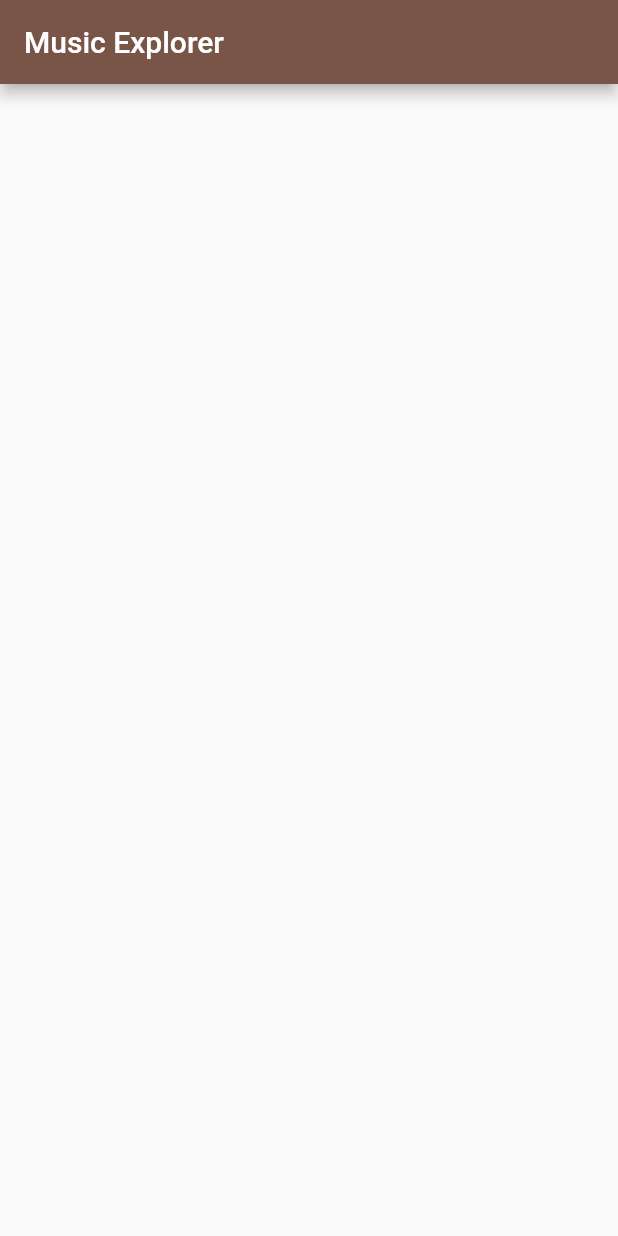
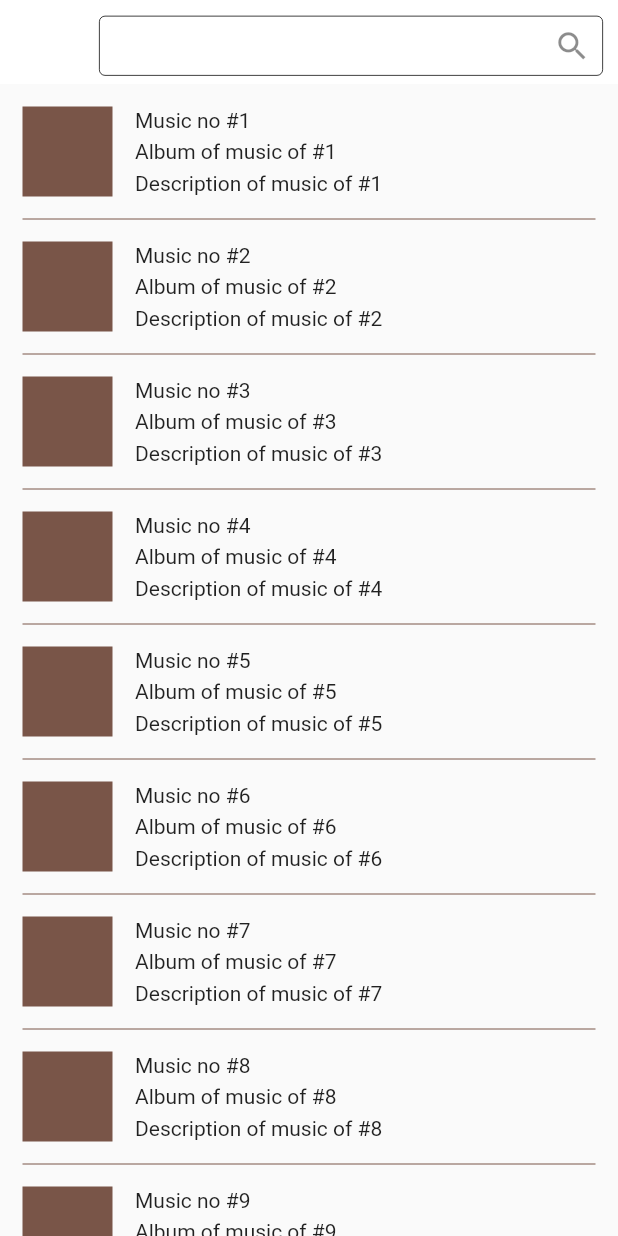
Before and after one commit to yorihutagalung/music-explorer, a Flutter app: the HomePage screen opened directly, on a phone screen of 412 x 824 dp. Run offline on Flutter 3.47's test engine with Material 2 defaults, Android fonts, the phone set to English and light mode, and no system bars; statements that could not run were skipped.

Commit message:
Create routing, create and update home page UI

```diff
--- a/lib/src/presentation/music_explorer_app.dart
+++ b/lib/src/presentation/music_explorer_app.dart
@@ -1,5 +1,5 @@
 import 'package:flutter/material.dart';
-import 'package:music_explorer/src/presentation/pages/index.dart';
+import 'package:music_explorer/src/presentation/router.dart';
 
 class MusicExplorerApp extends StatelessWidget {
   const MusicExplorerApp({Key? key}) : super(key: key);
@@ -13,7 +13,8 @@ class MusicExplorerApp extends StatelessWidget {
       child: MaterialApp(
         title: 'Music Explorer',
         theme: ThemeData(primarySwatch: Colors.brown),
-        home: const HomePage(),
+        routes: AppRouter.routes,
+        initialRoute: AppRouter.initialRoute,
       ),
     );
   }
--- a/lib/src/presentation/pages/home_page/home_page.dart
+++ b/lib/src/presentation/pages/home_page/home_page.dart
@@ -1,4 +1,8 @@
 import 'package:flutter/material.dart';
+import 'package:music_explorer/src/presentation/utils/ui_helper.dart';
+
+part 'widgets/search_field.dart';
+part 'widgets/music_list.dart';
 
 class HomePage extends StatelessWidget {
   const HomePage({Key? key}) : super(key: key);
@@ -7,8 +11,12 @@ class HomePage extends StatelessWidget {
   Widget build(BuildContext context) {
     return Scaffold(
       appBar: AppBar(
-        title: const Text("Music Explorer"),
+        backgroundColor: Colors.white,
+        elevation: 0,
+        titleSpacing: 0,
+        title: const _SearchField(),
       ),
+      body: const _MusicList(),
     );
   }
 }
--- /dev/null
+++ b/lib/src/presentation/pages/home_page/widgets/music_list.dart
@@ -0,0 +1,55 @@
+part of '../home_page.dart';
+
+class _MusicList extends StatelessWidget {
+  const _MusicList({Key? key}) : super(key: key);
+
+  @override
+  Widget build(BuildContext context) {
+    return ListView.separated(
+      itemCount: 20,
+      separatorBuilder: (context, _) => Padding(
+        padding: EdgeInsets.symmetric(horizontal: UiGap.normal.size),
+        child: Divider(
+          color: Theme.of(context).primaryColor,
+          height: 0,
+        ),
+      ),
+      itemBuilder: (context, index) {
+        final number = index + 1;
+        return InkWell(
+          onTap: () {},
+          child: Padding(
+            padding: EdgeInsets.all(UiGap.normal.size),
+            child: Row(
+              crossAxisAlignment: CrossAxisAlignment.center,
+              children: [
+                Container(
+                  color: Theme.of(context).primaryColor,
+                  width: 60,
+                  height: 60,
+                ),
+                UiGap.normal.horizontalSpace,
+                Expanded(
+                  child: Column(
+                    crossAxisAlignment: CrossAxisAlignment.start,
+                    children: [
+                      Text("Music no #$number"),
+                      UiGap.small.verticalSpace,
+                      Text(
+                        "Album of music of #$number",
+                      ),
+                      UiGap.small.verticalSpace,
+                      Text(
+                        "Description of music of #$number",
+                      )
+                    ],
+                  ),
+                )
+              ],
+            ),
+          ),
+        );
+      },
+    );
+  }
+}
--- /dev/null
+++ b/lib/src/presentation/pages/home_page/widgets/search_field.dart
@@ -0,0 +1,43 @@
+part of '../home_page.dart';
+
+class _SearchField extends StatelessWidget {
+  const _SearchField({
+    Key? key,
+  }) : super(key: key);
+
+  @override
+  Widget build(BuildContext context) {
+    return Padding(
+      padding: EdgeInsets.symmetric(horizontal: UiGap.medium.size)
+          .copyWith(top: UiGap.small.size),
+      child: TextFormField(
+        decoration: InputDecoration(
+          contentPadding: EdgeInsets.all(UiGap.medium.size),
+          border: OutlineInputBorder(
+            borderSide: BorderSide(
+              color: Theme.of(context).primaryColor,
+              width: 2,
+            ),
+          ),
+          isCollapsed: true,
+          focusedBorder: OutlineInputBorder(
+            borderSide: BorderSide(
+              color: Theme.of(context).primaryColor,
+              width: 1,
+            ),
+          ),
+          enabledBorder:
+              const OutlineInputBorder(borderSide: BorderSide(width: 0.5)),
+          suffixIconConstraints: const BoxConstraints(maxHeight: 40),
+          suffixIcon: IconButton(
+            visualDensity: VisualDensity.compact,
+            iconSize: 25,
+            splashRadius: 18,
+            onPressed: () {},
+            icon: const Icon(Icons.search),
+          ),
+        ),
+      ),
+    );
+  }
+}
--- /dev/null
+++ b/lib/src/presentation/router.dart
@@ -0,0 +1,10 @@
+import 'package:flutter/material.dart';
+import 'package:music_explorer/src/presentation/pages/index.dart';
+
+class AppRouter {
+  const AppRouter._();
+  static const String initialRoute = '/';
+  static Map<String, WidgetBuilder> routes = {
+    '/': (_) => const HomePage(),
+  };
+}
--- /dev/null
+++ b/lib/src/presentation/utils/ui_helper.dart
@@ -0,0 +1,33 @@
+import 'package:flutter/material.dart';
+
+class UiHelper {
+  const UiHelper._();
+
+  static SizedBox verticalSpace(double size) => SizedBox(height: size);
+  static SizedBox horizontalSpace(double size) => SizedBox(width: size);
+}
+
+enum UiGap {
+  small,
+  medium,
+  normal,
+  big,
+}
+
+extension Size on UiGap {
+  double get size {
+    switch (this) {
+      case UiGap.small:
+        return 5;
+      case UiGap.medium:
+        return 10;
+      case UiGap.normal:
+        return 15;
+      case UiGap.big:
+        return 20;
+    }
+  }
+
+  SizedBox get verticalSpace => UiHelper.verticalSpace(size);
+  SizedBox get horizontalSpace => UiHelper.horizontalSpace(size);
+}
```
